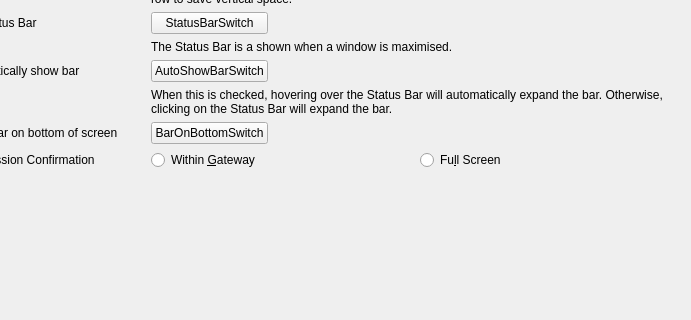
Above: shell/infopanedropdown.ui from vicr123/theshell before the change; both pictures show x 510 to 1201 and y 216 to 536 of the 1201 by 835 pixel window. Below: the same form after it.
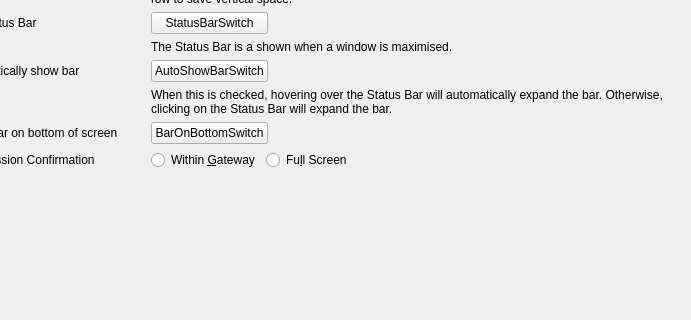
That is the form after the change. The open tabs and pages were chosen to show the change. Icons and pictures are not drawn. Custom widgets are drawn as their Qt base class.

```diff
--- a/shell/infopanedropdown.ui
+++ b/shell/infopanedropdown.ui
@@ -2583,6 +2583,19 @@
                      </property>
                     </widget>
                    </item>
+                   <item>
+                    <spacer name="horizontalSpacer_37">
+                     <property name="orientation">
+                      <enum>Qt::Horizontal</enum>
+                     </property>
+                     <property name="sizeHint" stdset="0">
+                      <size>
+                       <width>40</width>
+                       <height>20</height>
+                      </size>
+                     </property>
+                    </spacer>
+                   </item>
                   </layout>
                  </widget>
                 </item>
```
Left out of the diff: 8 changed lines with no effect on the pictures.
